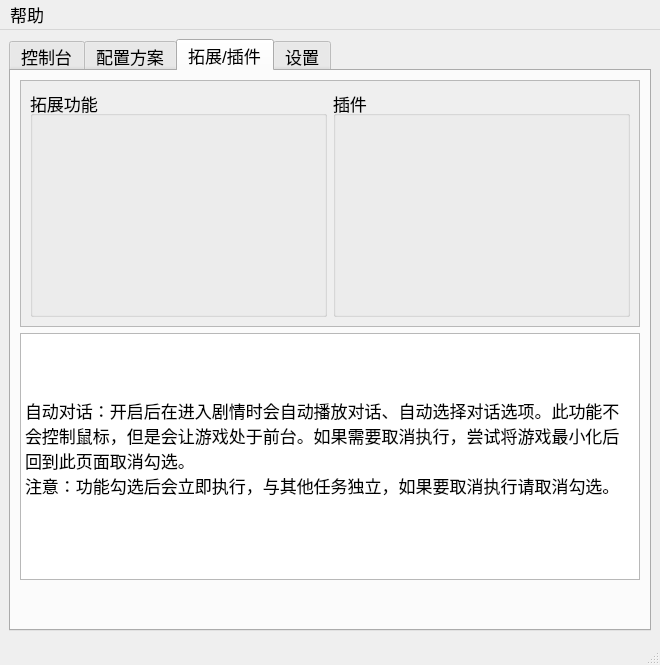
Before: the Qt Designer form resources/ui/main.ui in Shasnow/StarRailAssistant, drawn with Qt 5.
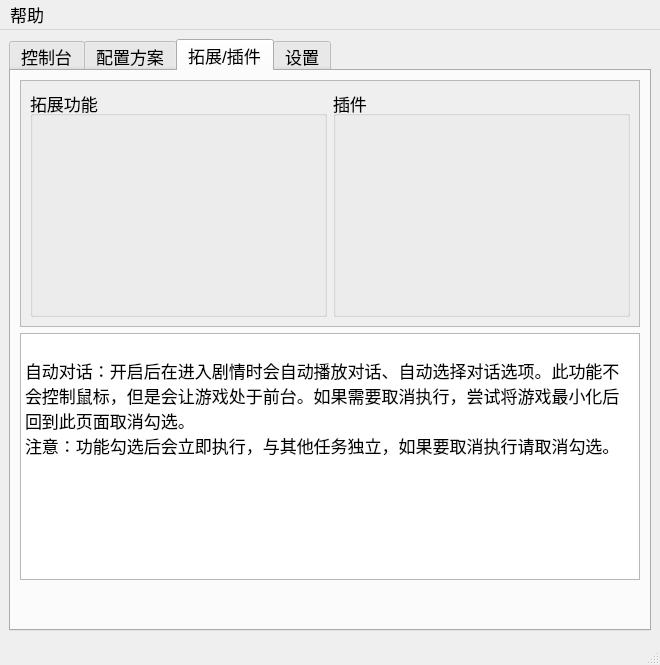
After: the same form once the commit is applied. The open tabs and pages were chosen to show the change.

```diff
--- a/resources/ui/main.ui
+++ b/resources/ui/main.ui
@@ -419,22 +419,15 @@
                                     <widget class="QTextBrowser" name="textBrowser">
                                         <property name="html">
                                             <string>&lt;!DOCTYPE HTML PUBLIC &quot;-//W3C//DTD HTML 4.0//EN&quot; &quot;http://www.w3.org/TR/REC-html40/strict.dtd&quot;&gt;
-                                                &lt;html&gt;&lt;head&gt;&lt;meta name=&quot;qrichtext&quot; content=&quot;1&quot;
-                                                /&gt;&lt;meta charset=&quot;utf-8&quot; /&gt;&lt;style type=&quot;text/css&quot;&gt;
-                                                p, li { white-space: pre-wrap; }
-                                                hr { height: 1px; border-width: 0; }
-                                                li.unchecked::marker { content: &quot;\2610&quot;; }
-                                                li.checked::marker { content: &quot;\2612&quot;; }
-                                                &lt;/style&gt;&lt;/head&gt;&lt;body style=&quot; font-family:'Microsoft
-                                                YaHei UI'; font-size:13pt; font-weight:400; font-style:normal;&quot;&gt;
-                                                &lt;p style=&quot;-qt-paragraph-type:empty; margin-top:0px;
-                                                margin-bottom:0px; margin-left:0px; margin-right:0px;
-                                                -qt-block-indent:0; text-indent:0px;&quot;&gt;&lt;br /&gt;&lt;/p&gt;
-                                                &lt;p style=&quot; margin-top:0px; margin-bottom:0px; margin-left:0px;
-                                                margin-right:0px; -qt-block-indent:0; text-indent:0px;&quot;&gt;自动对话：开启后在进入剧情时会自动播放对话、自动选择对话选项。此功能不会控制鼠标，但是会让游戏处于前台。如果需要取消执行，尝试将游戏最小化后回到此页面取消勾选。&lt;/p&gt;
-                                                &lt;p style=&quot; margin-top:0px; margin-bottom:0px; margin-left:0px;
-                                                margin-right:0px; -qt-block-indent:0; text-indent:0px;&quot;&gt;注意：功能勾选后会立即执行，与其他任务独立，如果要取消执行请取消勾选。&lt;/p&gt;&lt;/body&gt;&lt;/html&gt;
-                                            </string>
+&lt;html&gt;&lt;head&gt;&lt;meta name=&quot;qrichtext&quot; content=&quot;1&quot; /&gt;&lt;meta charset=&quot;utf-8&quot; /&gt;&lt;style type=&quot;text/css&quot;&gt;
+p, li { white-space: pre-wrap; }
+hr { height: 1px; border-width: 0; }
+li.unchecked::marker { content: &quot;\2610&quot;; }
+li.checked::marker { content: &quot;\2612&quot;; }
+&lt;/style&gt;&lt;/head&gt;&lt;body style=&quot; font-family:'Microsoft YaHei UI'; font-size:13pt; font-weight:400; font-style:normal;&quot;&gt;
+&lt;p style=&quot;-qt-paragraph-type:empty; margin-top:0px; margin-bottom:0px; margin-left:0px; margin-right:0px; -qt-block-indent:0; text-indent:0px;&quot;&gt;&lt;br /&gt;&lt;/p&gt;
+&lt;p style=&quot; margin-top:0px; margin-bottom:0px; margin-left:0px; margin-right:0px; -qt-block-indent:0; text-indent:0px;&quot;&gt;自动对话：开启后在进入剧情时会自动播放对话、自动选择对话选项。此功能不会控制鼠标，但是会让游戏处于前台。如果需要取消执行，尝试将游戏最小化后回到此页面取消勾选。&lt;/p&gt;
+&lt;p style=&quot; margin-top:0px; margin-bottom:0px; margin-left:0px; margin-right:0px; -qt-block-indent:0; text-indent:0px;&quot;&gt;注意：功能勾选后会立即执行，与其他任务独立，如果要取消执行请取消勾选。&lt;/p&gt;&lt;/body&gt;&lt;/html&gt;</string>
                                         </property>
                                     </widget>
                                 </item>
```
Left out of the diff: 60 changed lines with no effect on the pictures. Lines whose indentation alone changed are shown as unchanged.
